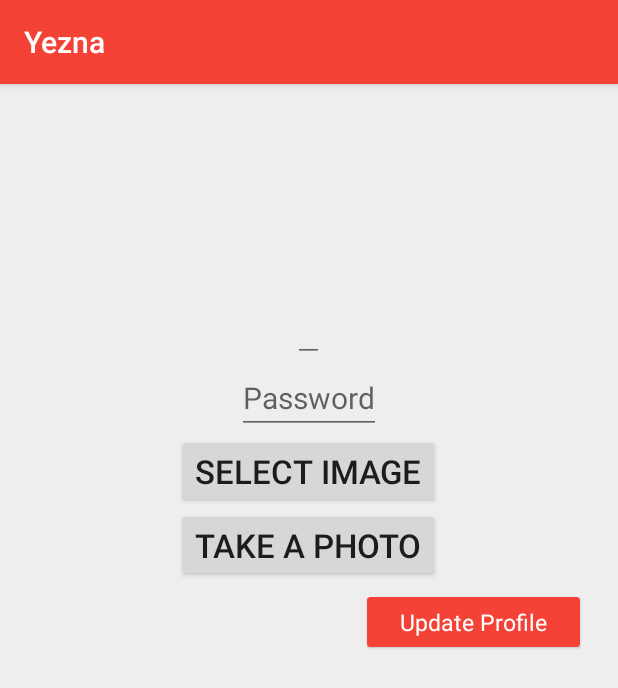
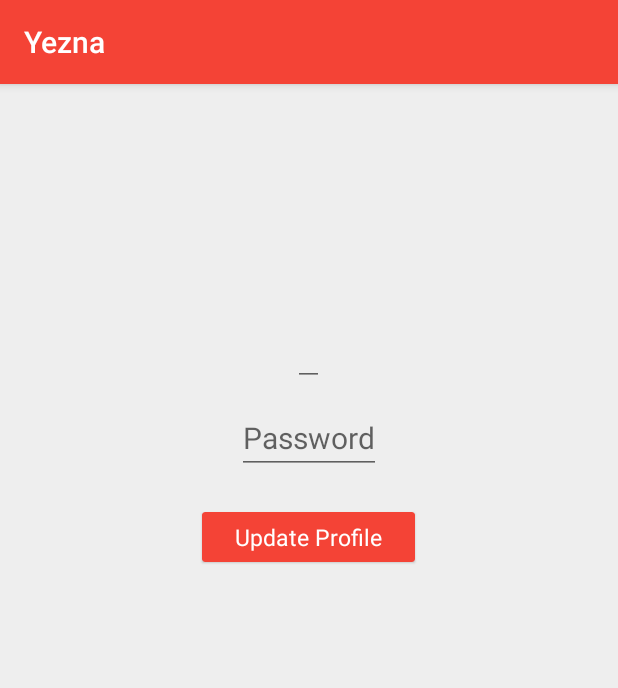
Before and after one commit to Jimeux/Yezna-Android, an Android app: the fragment ProfileFragment shown on its own in the app's theme, after a tap on "Update Profile", on a phone screen of 412 x 824 dp. Shown: the top 688 px of the screen. Run offline under Robolectric (Android 15) with nearby library versions, the phone set to English and light mode, and no system bars; our stand-ins replace ButterKnife, CircleImageView, Dagger/Hilt's generated code; libraries missing offline, so code that uses them is left out: rx.android.schedulers, rx.schedulers, rx.subjects, rx.subscriptions, uk.co.chrisjenx; pictures from the network do not load; 11 statements that could not run were skipped.

Commit message:
Refactor image upload.

```diff
--- a/app/src/main/java/com/moobasoft/yezna/rest/services/UserService.java
+++ b/app/src/main/java/com/moobasoft/yezna/rest/services/UserService.java
@@ -50,7 +50,6 @@ public interface UserService {
     @PATCH("/api/users/")
     Observable<User> updateProfile(@Part("user[email]") RequestBody email,
                                    @Part("user[password]") RequestBody password,
-                                   @Part("user[avatar]") RequestBody avatarUrl,
                                    @Part("user[avatar]\"; filename=\"filename\" ") RequestBody avatarFile);
 
     @FormUrlEncoded
--- a/app/src/main/java/com/moobasoft/yezna/ui/fragments/PublicQuestionsFragment.java
+++ b/app/src/main/java/com/moobasoft/yezna/ui/fragments/PublicQuestionsFragment.java
@@ -97,7 +97,7 @@ public class PublicQuestionsFragment extends RxFragment
         if (questions.isEmpty() || errorViewVisible || emptyViewVisible)
             activateLoadingView();
 
-        int fromId = (questions.isEmpty()) ?
+        int fromId = (questions.isEmpty()) ? //FIXME: User.lastAnswered() needs to be updated
                 0 : questions.get(questions.size() - 1).getId();
         presenter.loadSummaries(refresh, fromId);
     }
--- a/app/src/main/java/com/moobasoft/yezna/ui/presenters/ProfilePresenter.java
+++ b/app/src/main/java/com/moobasoft/yezna/ui/presenters/ProfilePresenter.java
@@ -6,8 +6,6 @@ import com.moobasoft.yezna.rest.models.User;
 import com.moobasoft.yezna.rest.services.UserService;
 import com.moobasoft.yezna.ui.RxSchedulers;
 import com.moobasoft.yezna.ui.presenters.base.RxPresenter;
-
-import java.io.File;
 
 import okhttp3.MediaType;
 import okhttp3.RequestBody;
@@ -28,8 +26,7 @@ public class ProfilePresenter extends RxPresenter<ProfilePresenter.View> {
         this.userService = userService;
     }
 
-    public void updateProfile(String email, String password,
-                              String imagePath, String imageUrl, RequestBody capturedAvatarRb) {
+    public void updateProfile(String email, String password, RequestBody avatarRb) {
 
         RequestBody emailRb = null;
         if (!TextUtils.isEmpty(email)) //TODO: Validation
@@ -39,18 +36,8 @@ public class ProfilePresenter extends RxPresenter<ProfilePresenter.View> {
         if (!TextUtils.isEmpty(password)) //TODO: Validation
             passwordRb = RequestBody.create(MediaType.parse("text/plain"), password);
 
-        RequestBody avatarFileRb = null;
-        if (capturedAvatarRb != null) {
-            avatarFileRb = capturedAvatarRb;
-        } else if (!TextUtils.isEmpty(imagePath))
-            avatarFileRb = RequestBody.create(MediaType.parse("image/*"), new File(imagePath));
-
-        RequestBody avatarUrlRb = null;
-        if (!TextUtils.isEmpty(imageUrl))
-            avatarUrlRb = RequestBody.create(MediaType.parse("text/plain"), imageUrl);
-
         Subscription createSubscription = userService
-                .updateProfile(emailRb, passwordRb, avatarUrlRb, avatarFileRb)
+                .updateProfile(emailRb, passwordRb, avatarRb)
                 .compose(rxSchedulers.applySchedulers())
                 .subscribe(view::onProfileUpdated, this::handleError);
 
--- a/app/src/main/res/layout/fragment_profile.xml
+++ b/app/src/main/res/layout/fragment_profile.xml
@@ -24,12 +24,14 @@
             android:layout_height="90dp"/>
 
         <TextView
+            android:layout_margin="5dp"
             android:id="@+id/profile_username"
             android:layout_width="wrap_content"
             android:layout_height="wrap_content"
             android:textSize="20sp"/>
 
         <EditText
+            android:layout_margin="5dp"
             android:id="@+id/profile_email"
             android:inputType="textEmailAddress"
             android:layout_width="wrap_content"
@@ -37,6 +39,7 @@
             android:textSize="20sp"/>
 
         <EditText
+            android:layout_margin="5dp"
             android:id="@+id/profile_password"
             android:inputType="textPassword"
             android:hint="@string/password"
@@ -45,13 +48,7 @@
             android:textSize="20sp"/>
 
         <Button
-            android:id="@+id/select_image_btn"
-            android:layout_width="wrap_content"
-            android:layout_height="wrap_content"
-            android:textSize="22sp"
-            android:text="Select Image"/>
-
-        <Button
+            android:visibility="gone"
             android:id="@+id/capture_image_btn"
             android:layout_width="wrap_content"
             android:layout_height="wrap_content"
@@ -61,8 +58,7 @@
         <android.support.v7.widget.CardView
             android:layout_width="wrap_content"
             android:layout_height="wrap_content"
-            android:layout_gravity="right"
-            android:layout_marginTop="10dp"
+            android:layout_marginTop="20dp"
             android:layout_marginBottom="10dp"
             android:layout_marginRight="5dp"
             android:layout_marginLeft="5dp"
--- a/build.gradle
+++ b/build.gradle
@@ -3,7 +3,7 @@ buildscript {
         jcenter()
     }
     dependencies {
-        classpath 'com.android.tools.build:gradle:1.5.0'
+        classpath 'com.android.tools.build:gradle:2.1.0'
         classpath 'me.tatarka:gradle-retrolambda:3.2.4'
         //classpath 'me.tatarka.retrolambda.projectlombok:lombok.ast:0.2.3.a2'
         classpath 'com.neenbedankt.gradle.plugins:android-apt:1.8'
```
Also changed, not shown: app/src/main/assets/Tidbits.java (+15 -0 lines), app/src/main/java/com/moobasoft/yezna/ui/fragments/ProfileFragment.java (+95 -35 lines), app/src/main/java/com/moobasoft/yezna/util/ImageUtil.java (+24 -24 lines), 1 other file.
